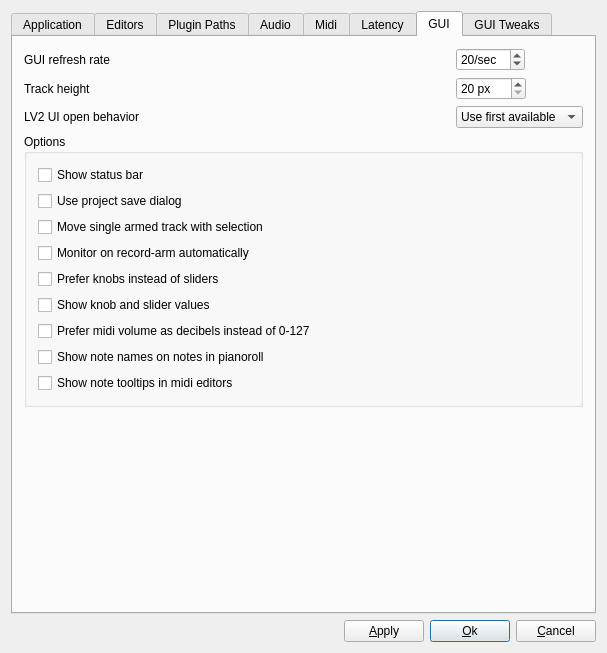
Qt form src/muse/components/gensetbase.ui (emrum/muse) before a commit.
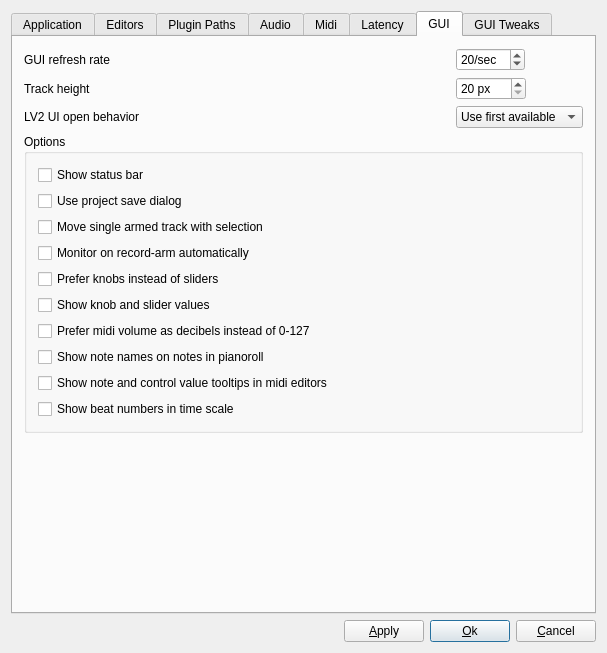
The same form after that commit. The open tabs and pages were chosen to show the change.

Commit message: Option to hide beat numbers, minor fixes

What changed in the file:
```diff
--- a/src/muse/components/gensetbase.ui
+++ b/src/muse/components/gensetbase.ui
@@ -1882,7 +1882,14 @@
           <item>
            <widget class="QCheckBox" name="showNoteTooltipsCheckBox">
             <property name="text">
-             <string>Show note tooltips in midi editors</string>
+             <string>Show note and control value tooltips in midi editors</string>
+            </property>
+           </widget>
+          </item>
+          <item>
+           <widget class="QCheckBox" name="showTimeScaleBeatNumbersCheckBox">
+            <property name="text">
+             <string>Show beat numbers in time scale</string>
             </property>
            </widget>
           </item>
```
The commit also changes 15 other files.
